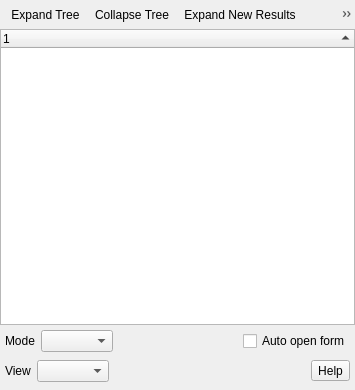
Before: the Qt Designer form src/ui/qgsidentifyresultsbase.ui in qgis/QGIS, drawn with Qt 5.
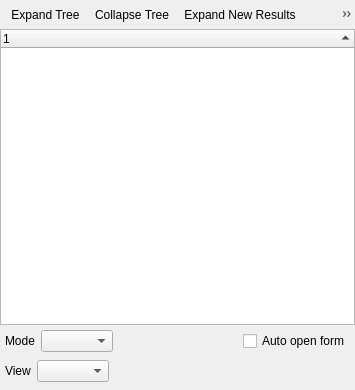
After: the same form once the commit is applied. Icons and pictures are not drawn. Custom widgets are drawn as their Qt base class.

Commit message: gui update selection tool added

The edit to the form file:
```diff
--- a/src/ui/qgsidentifyresultsbase.ui
+++ b/src/ui/qgsidentifyresultsbase.ui
@@ -236,19 +236,6 @@
        </property>
       </spacer>
      </item>
-     <item>
-      <widget class="QToolButton" name="mHelpToolButton">
-       <property name="enabled">
-        <bool>true</bool>
-       </property>
-       <property name="text">
-        <string>Help</string>
-       </property>
-       <property name="checkable">
-        <bool>false</bool>
-       </property>
-      </widget>
-     </item>
     </layout>
    </item>
   </layout>
```
Left out of the diff: 54 changed lines with no effect on the pictures. The commit also changes 2 other files.
